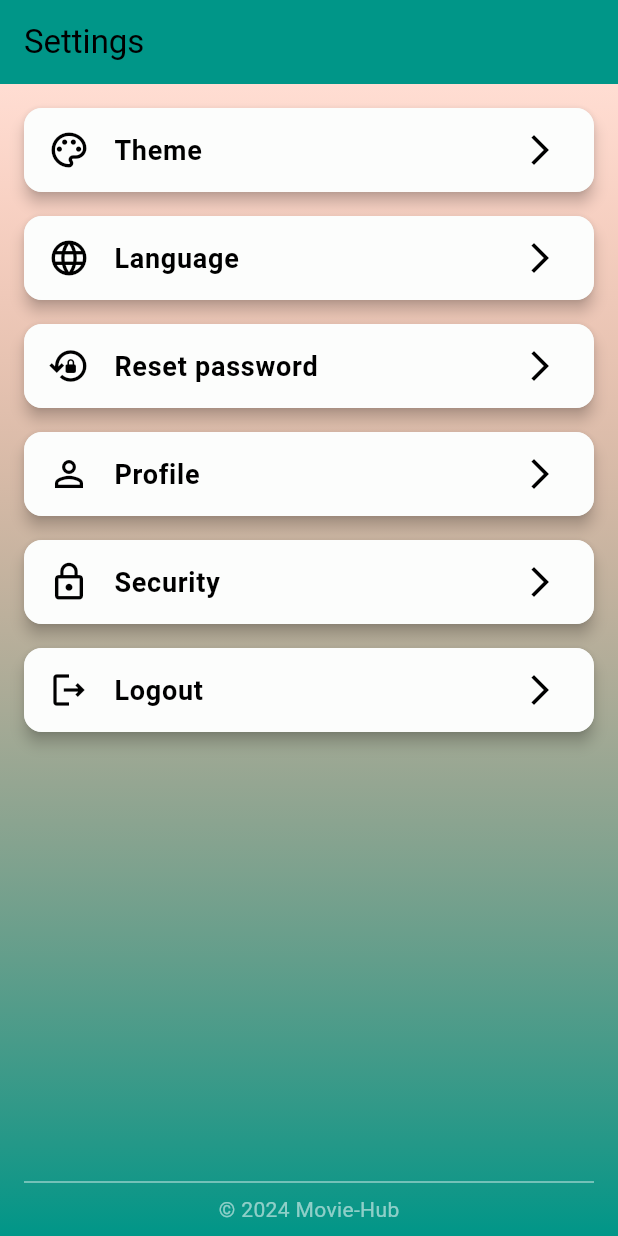
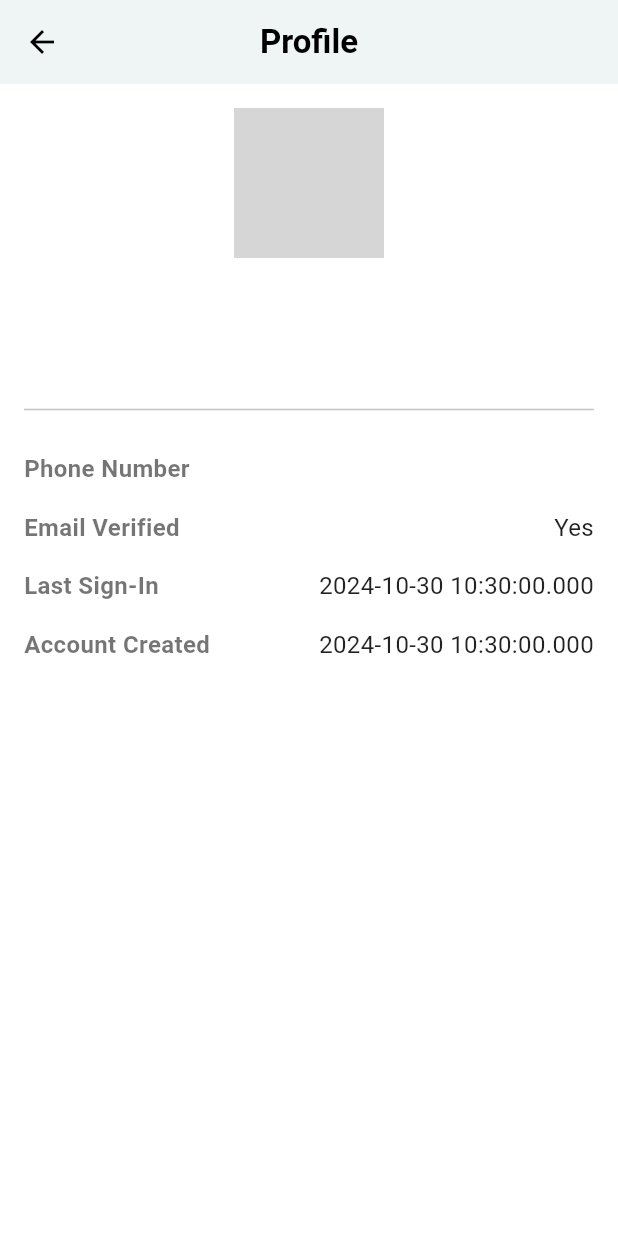
Before and after one commit to sagarthecoder/E-commerce-Flutter, a Flutter app: the SettingScreen screen opened directly, after a tap on "Profile", on a phone screen of 412 x 824 dp. Run offline on Flutter 3.47's test engine with Material 3 defaults, Android fonts, the phone set to English and light mode, and no system bars; our stand-ins replace cached_network_image, dio, firebase_auth, firebase_core, get, google_sign_in and 2 more; missing offline and left inert: flutter_jailbreak_detection; accounts and stored records are empty; generated files the repository leaves out were written again; grey boxes are pictures that could not be loaded.

```diff
--- a/lib/modules/Settings/Views/SettingScreen.dart
+++ b/lib/modules/Settings/Views/SettingScreen.dart
@@ -2,6 +2,7 @@ import 'package:flutter/material.dart';
 import 'package:flutter_ecommerce/modules/ui-sections/oauth/ResetPassword/Views/ResetPasswordScreen.dart';
 import 'package:flutter_ecommerce/modules/ui-sections/oauth/login/viewModel/auth-controller.dart';
 import 'package:flutter_ecommerce/modules/ui-sections/oauth/login/views/login-screen.dart';
+import 'package:flutter_ecommerce/modules/ui-sections/user/user-screen.dart';
 import 'package:get/get.dart';
 import 'package:flutter_gen/gen_l10n/app_localizations.dart';
 
@@ -64,7 +65,6 @@ class SettingScreen extends StatelessWidget {
           _buildSettingItem(
               context, SettingItem.resetPassword, Icons.lock_reset_outlined),
           _buildSettingItem(context, SettingItem.profile, Icons.person_outline),
-          _buildSettingItem(context, SettingItem.security, Icons.lock_outline),
           _buildSettingItem(context, SettingItem.logout, Icons.logout_outlined),
           const Spacer(),
           _buildFooter(),
@@ -109,7 +109,7 @@ class SettingScreen extends StatelessWidget {
       children: [
         Divider(color: Colors.white54),
         Text(
-          '© 2024 Movie-Hub',
+          '© 2024 My-Store developed by sagarthecoder',
           style: TextStyle(color: Colors.white54, fontSize: 14),
         ),
       ],
@@ -123,6 +123,8 @@ class SettingScreen extends StatelessWidget {
         break;
       case SettingItem.language:
         Get.to(() => LanguageView());
+      case SettingItem.profile:
+        Get.to(() => ProfileScreen());
       case SettingItem.logout:
         bool isSuccess = await _authController.logout();
         if (isSuccess) {
--- /dev/null
+++ b/lib/modules/ui-sections/user/user-screen.dart
@@ -0,0 +1,103 @@
+import 'package:flutter/material.dart';
+import 'package:firebase_auth/firebase_auth.dart';
+
+class ProfileScreen extends StatelessWidget {
+  final User? user = FirebaseAuth.instance.currentUser;
+
+  ProfileScreen({Key? key}) : super(key: key);
+
+  @override
+  Widget build(BuildContext context) {
+    return Scaffold(
+      appBar: AppBar(
+        automaticallyImplyLeading: true,
+        title: const Text(
+          "Profile",
+          style: TextStyle(color: Colors.black, fontWeight: FontWeight.bold),
+        ),
+        backgroundColor: Colors.white,
+        centerTitle: true,
+        iconTheme: const IconThemeData(color: Colors.black),
+      ),
+      body: Padding(
+        padding: const EdgeInsets.all(16.0),
+        child: user != null ? _buildProfileInfo(user!) : _buildNoUserInfo(),
+      ),
+    );
+  }
+
+  Widget _buildProfileInfo(User user) {
+    return Column(
+      crossAxisAlignment: CrossAxisAlignment.start,
+      children: [
+        Center(
+          child: CircleAvatar(
+            radius: 50,
+            backgroundImage: user.photoURL != null
+                ? NetworkImage(user.photoURL!)
+                : const AssetImage('assets/images/default_avatar.png')
+                    as ImageProvider,
+          ),
+        ),
+        const SizedBox(height: 16),
+        Center(
+          child: Text(
+            user.displayName ?? "No Display Name",
+            style: const TextStyle(fontSize: 24, fontWeight: FontWeight.bold),
+          ),
+        ),
+        const SizedBox(height: 8),
+        Center(
+          child: Text(
+            user.email ?? "No Email",
+            style: const TextStyle(fontSize: 16, color: Colors.grey),
+          ),
+        ),
+        const Divider(height: 40, thickness: 1),
+        _buildUserInfoRow(
+            "Phone Number", user.phoneNumber ?? "No Phone Number"),
+        _buildUserInfoRow("Email Verified", user.emailVerified ? "Yes" : "No"),
+        _buildUserInfoRow(
+          "Last Sign-In",
+          user.metadata.lastSignInTime?.toLocal().toString() ?? "Unknown",
+        ),
+        _buildUserInfoRow(
+          "Account Created",
+          user.metadata.creationTime?.toLocal().toString() ?? "Unknown",
+        ),
+      ],
+    );
+  }
+
+  Widget _buildNoUserInfo() {
+    return const Center(
+      child: Text(
+        "No user information available.",
+        style: TextStyle(fontSize: 18, color: Colors.grey),
+      ),
+    );
+  }
+
+  Widget _buildUserInfoRow(String label, String value) {
+    return Padding(
+      padding: const EdgeInsets.symmetric(vertical: 8.0),
+      child: Row(
+        mainAxisAlignment: MainAxisAlignment.spaceBetween,
+        children: [
+          Text(
+            label,
+            style: const TextStyle(fontSize: 16, fontWeight: FontWeight.bold),
+          ),
+          Flexible(
+            child: Text(
+              value,
+              style: const TextStyle(fontSize: 16, color: Colors.black87),
+              overflow: TextOverflow.ellipsis,
+              textAlign: TextAlign.end,
+            ),
+          ),
+        ],
+      ),
+    );
+  }
+}
```
